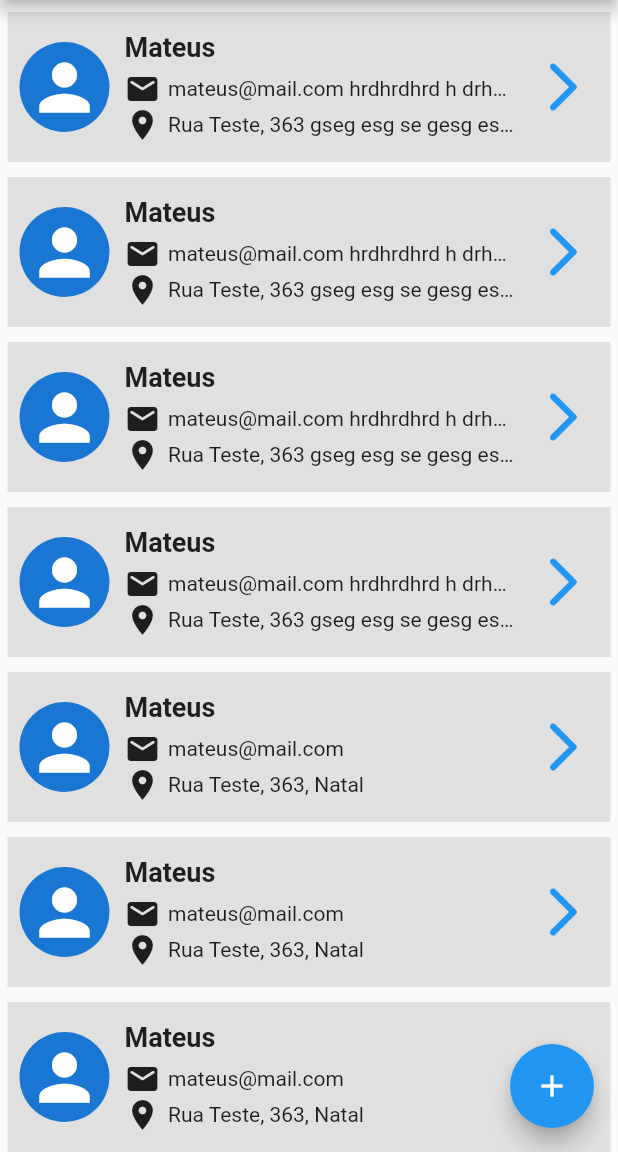
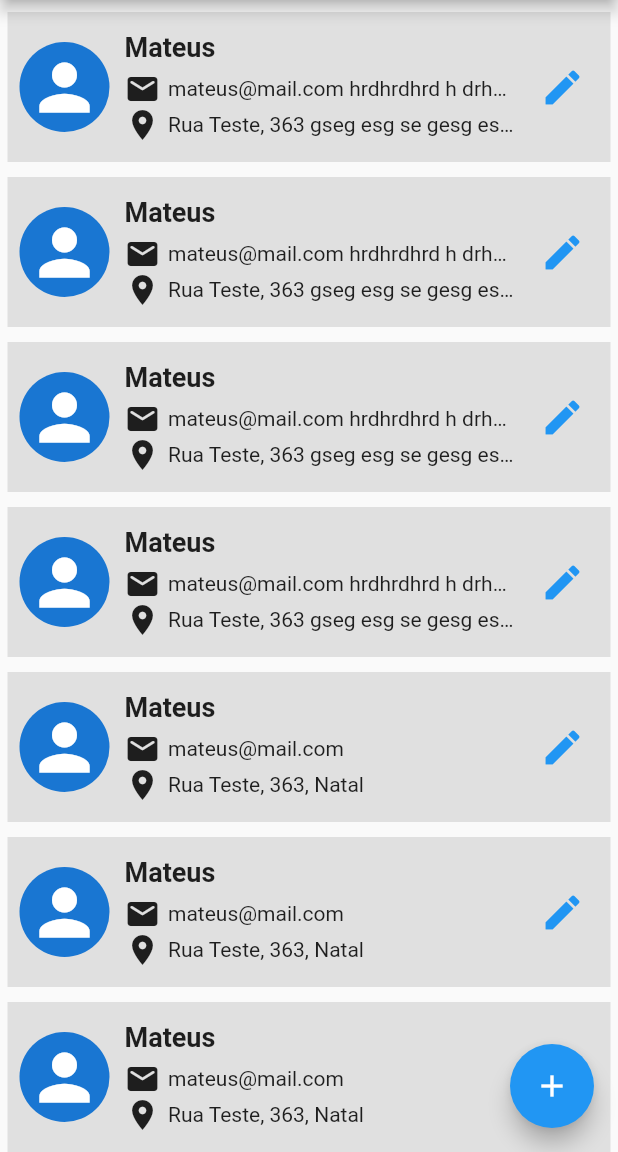
Before and after one commit to mateusmeds/locadora-livros-wda, a Flutter app: the screen it shows after launch, in the side drawer, after a tap on "Usuários", on a phone screen of 412 x 824 dp, the part 84-1236 px from its top. Run offline on Flutter 3.47's test engine with Material 2 defaults, Android fonts, the phone set to English and light mode, and no system bars.

Commit message:
Add ícon de editar no card de usuários

```diff
--- a/lib/components/user_list.dart
+++ b/lib/components/user_list.dart
@@ -104,8 +104,8 @@ class UserList extends StatelessWidget {
                           );
                         },
                         child: const Icon(
-                          Icons.arrow_forward_ios_rounded,
-                          size: 40,
+                          Icons.edit,
+                          size: 30,
                         ),
                       ),
                       //color: Colors.yellow,
```
